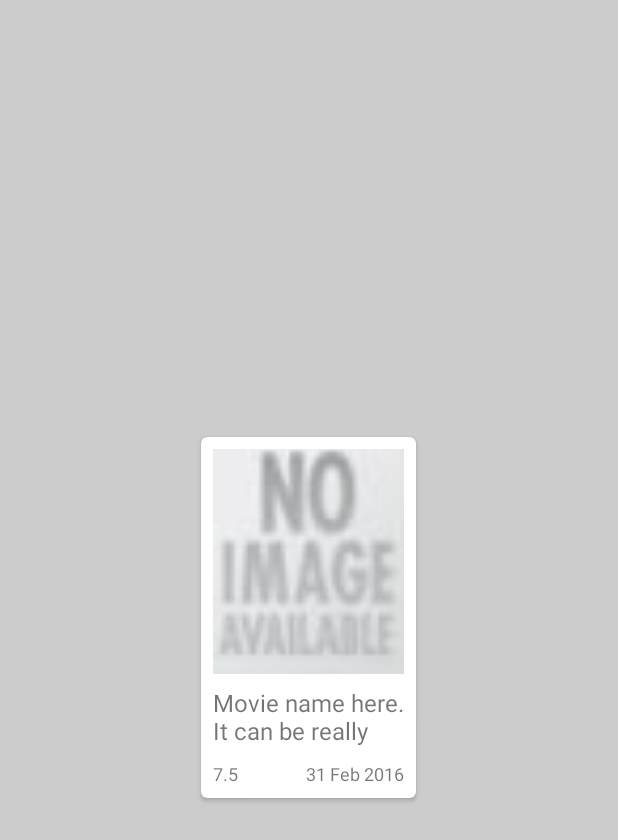
After one commit to chiped/MovieApp, an Android app: the layout movie_cell.xml on its own in the app's theme, with its tools: preview values and no code run, on a phone screen of 412 x 824 dp. The commit adds this screen. Shown: the top 840 px of the screen. Run offline under Robolectric (Android 15) with nearby library versions, the phone set to English and light mode, and no system bars.

Commit message:
Similar movies in movie details

```diff
--- a/app/src/main/java/com/chinmay/movieapp/Network/NetworkManager.java
+++ b/app/src/main/java/com/chinmay/movieapp/Network/NetworkManager.java
@@ -71,4 +71,10 @@ public class NetworkManager {
         call.enqueue(callback);
         return 0;
     }
+
+    public int getSimilarMovies(int id, Callback<MovieListResult> callback) {
+        Call<MovieListResult> call = service.getSimilarMovies(id);
+        call.enqueue(callback);
+        return  0;
+    }
 }
--- a/app/src/main/java/com/chinmay/movieapp/Network/TMDBService.java
+++ b/app/src/main/java/com/chinmay/movieapp/Network/TMDBService.java
@@ -25,4 +25,7 @@ public interface TMDBService {
 
     @GET("movie/{id}")
     Call<MovieDetail> getMovieDetails(@Path("id") int id);
+
+    @GET("movie/{id}/similar")
+    Call<MovieListResult> getSimilarMovies(@Path("id") int id);
 }
--- a/app/src/main/java/com/chinmay/movieapp/main/MovieListFragment.java
+++ b/app/src/main/java/com/chinmay/movieapp/main/MovieListFragment.java
@@ -27,7 +27,7 @@ import retrofit.Retrofit;
 /**
  * Created by ChiP on 1/6/2016.
  */
-public class MovieListFragment extends Fragment implements MovieListAdapter.MovieClickListener {
+public class MovieListFragment extends Fragment implements MovieAdapter.MovieClickListener {
 
     private int selectedPosition;
     private List<Movie> movieList;
@@ -42,7 +42,7 @@ public class MovieListFragment extends Fragment implements MovieListAdapter.Movi
         recyclerView = (RecyclerView) view.findViewById(R.id.movie_list_recylerview);
         layoutManager = new GridLayoutManager(getActivity(), getResources().getInteger(R.integer.movie_list_columns));
         recyclerView.setLayoutManager(layoutManager);
-        MovieListAdapter adapter = new MovieListAdapter(getActivity(), movieList);
+        MovieAdapter adapter = new MovieAdapter(getActivity(), movieList, R.layout.movie_list_row);
         recyclerView.setAdapter(adapter);
         adapter.setClickListener(this);
 
--- a/app/src/main/java/com/chinmay/movieapp/moviedetails/DetailsAdapter.java
+++ b/app/src/main/java/com/chinmay/movieapp/moviedetails/DetailsAdapter.java
@@ -43,9 +43,9 @@ public class DetailsAdapter extends RecyclerView.Adapter<DetailsAdapter.Recycler
                 view = LayoutInflater.from(parent.getContext()).inflate(R.layout.detail_expandable_text_row, parent, false);
                 viewHolder = new ExpandableTextViewHolder(view);
                 break;
-            case HORIZONTAL_MOVIE_LIST: //TODO correct layout
-                view = LayoutInflater.from(parent.getContext()).inflate(R.layout.detail_text_row, parent, false);
-                viewHolder = new TextViewHolder(view);
+            case HORIZONTAL_MOVIE_LIST:
+                view = LayoutInflater.from(parent.getContext()).inflate(R.layout.detail_list_row, parent, false);
+                viewHolder = new MovieListAdapter(view);
                 break;
             case HORIZONTAL_PEOPLE_LIST:
                 view = LayoutInflater.from(parent.getContext()).inflate(R.layout.detail_list_row, parent, false);
--- a/app/src/main/res/layout/detail_list_row.xml
+++ b/app/src/main/res/layout/detail_list_row.xml
@@ -32,7 +32,7 @@
         <android.support.v7.widget.RecyclerView
             android:id="@+id/value"
             android:layout_width="match_parent"
-            android:layout_height="150dp"/>
+            android:layout_height="wrap_content"/>
     </LinearLayout>
 
 </android.support.v7.widget.CardView>
--- /dev/null
+++ b/app/src/main/res/layout/movie_cell.xml
@@ -0,0 +1,58 @@
+<?xml version="1.0" encoding="utf-8"?>
+<android.support.v7.widget.CardView xmlns:android="http://schemas.android.com/apk/res/android"
+    xmlns:card_view="http://schemas.android.com/apk/res-auto"
+    xmlns:tools="http://schemas.android.com/tools"
+    android:id="@+id/card_view"
+    android:layout_width="150dp"
+    android:layout_height="250dp"
+    android:layout_gravity="center"
+    card_view:cardCornerRadius="@dimen/movie_row_corner_radius"
+    card_view:cardElevation="2dp"
+    card_view:cardUseCompatPadding="true">
+
+    <RelativeLayout
+        android:layout_width="match_parent"
+        android:layout_height="wrap_content"
+        android:padding="@dimen/padding_medium">
+
+        <ImageView
+            android:id="@+id/movie_row_poster"
+            android:layout_width="match_parent"
+            android:layout_height="150dp"
+            android:layout_alignParentLeft="true"
+            android:layout_alignParentTop="true"
+            android:scaleType="centerCrop"
+            android:src="@drawable/no_poster" />
+
+        <TextView
+            android:id="@+id/movie_date"
+            android:layout_width="wrap_content"
+            android:layout_height="wrap_content"
+            android:layout_alignParentBottom="true"
+            android:layout_alignParentRight="true"
+            android:textSize="@dimen/text_size_medium"
+            tools:text="31 Feb 2016" />
+
+        <TextView
+            android:id="@+id/movie_rating"
+            android:layout_width="wrap_content"
+            android:layout_height="wrap_content"
+            android:layout_alignParentBottom="true"
+            android:layout_alignParentLeft="true"
+            android:textSize="@dimen/text_size_medium"
+            tools:text="7.5" />
+
+        <TextView
+            android:id="@+id/movie_title"
+            android:layout_width="match_parent"
+            android:layout_height="wrap_content"
+            android:layout_above="@id/movie_rating"
+            android:layout_alignParentRight="true"
+            android:layout_below="@id/movie_row_poster"
+            android:ellipsize="end"
+            android:paddingBottom="@dimen/padding_medium"
+            android:paddingTop="@dimen/padding_medium"
+            android:textSize="@dimen/text_size_ml"
+            tools:text="Movie name here. It can be really long." />
+    </RelativeLayout>
+</android.support.v7.widget.CardView>
```
Also changed, not shown: app/src/main/java/com/chinmay/movieapp/main/MovieAdapter.java (renamed from app/src/main/java/com/chinmay/movieapp/main/MovieListAdapter.java, +6 -3 lines), app/src/main/java/com/chinmay/movieapp/moviedetails/MovieDetailsPresenter.java (+40 -13 lines), app/src/main/java/com/chinmay/movieapp/moviedetails/MovieListAdapter.java (added, +32 -0 lines).
